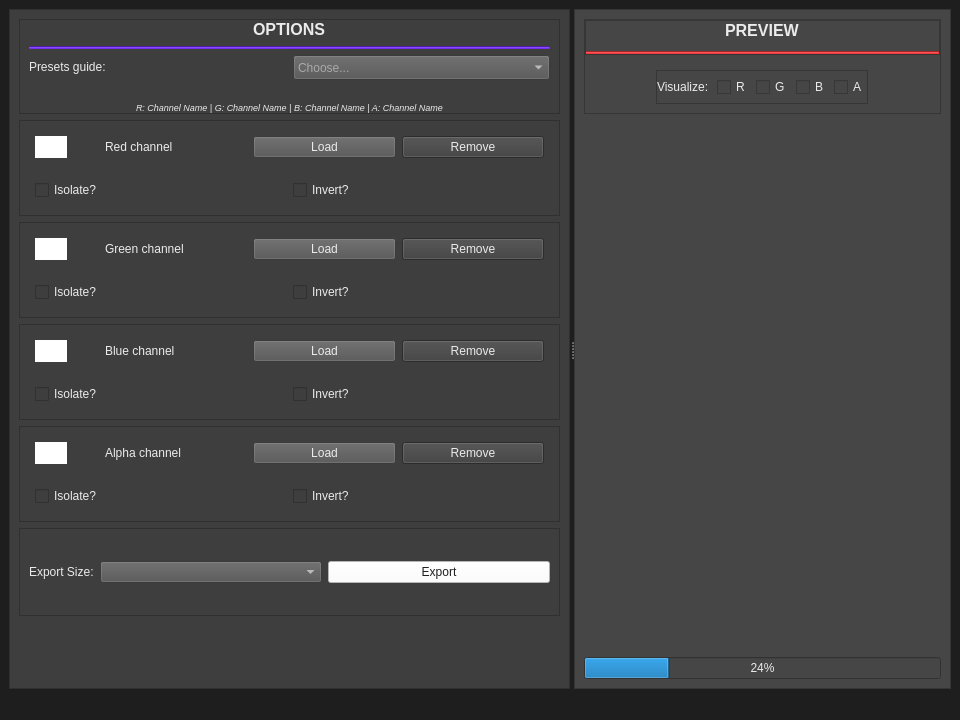
Old version of the form mainwindow.ui in the repository Paniagua96/PaniCPacker.
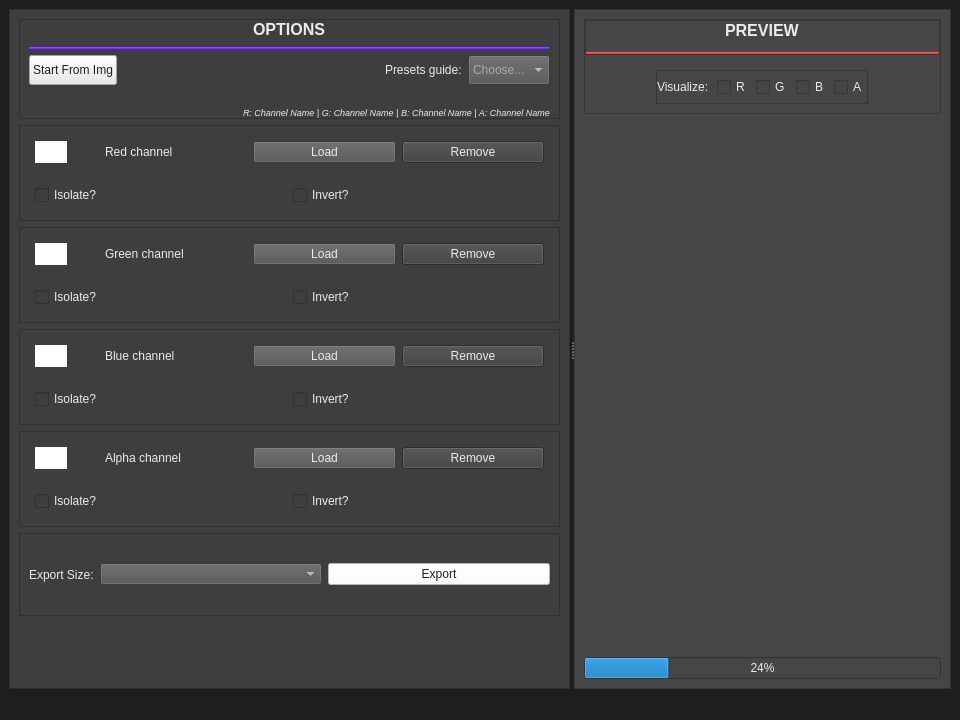
New version of the form. Icons and pictures are not drawn.

Commit message: Fix - Alpha channel after start from image

What changed in the file:
```diff
--- a/mainwindow.ui
+++ b/mainwindow.ui
@@ -191,6 +191,42 @@
                 <property name="bottomMargin">
                  <number>15</number>
                 </property>
+                <item alignment="Qt::AlignmentFlag::AlignVCenter">
+                 <widget class="QPushButton" name="btn_StartFromImg">
+                  <property name="sizePolicy">
+                   <sizepolicy hsizetype="Preferred" vsizetype="Preferred">
+                    <horstretch>0</horstretch>
+                    <verstretch>0</verstretch>
+                   </sizepolicy>
+                  </property>
+                  <property name="minimumSize">
+                   <size>
+                    <width>0</width>
+                    <height>30</height>
+                   </size>
+                  </property>
+                  <property name="styleSheet">
+                   <string notr="true">background-color:rgb(232, 232, 232);
+color: rgb(30, 30, 30);</string>
+                  </property>
+                  <property name="text">
+                   <string>Start From Img</string>
+                  </property>
+                 </widget>
+                </item>
+                <item>
+                 <spacer name="horizontalSpacer_5">
+                  <property name="orientation">
+                   <enum>Qt::Orientation::Horizontal</enum>
+                  </property>
+                  <property name="sizeHint" stdset="0">
+                   <size>
+                    <width>40</width>
+                    <height>20</height>
+                   </size>
+                  </property>
+                 </spacer>
+                </item>
                 <item alignment="Qt::AlignmentFlag::AlignLeft|Qt::AlignmentFlag::AlignVCenter">
                  <widget class="QLabel" name="lbl_Presets">
                   <property name="sizePolicy">
@@ -249,7 +285,7 @@
                </layout>
               </widget>
              </item>
-             <item alignment="Qt::AlignmentFlag::AlignHCenter">
+             <item alignment="Qt::AlignmentFlag::AlignRight">
               <widget class="QLabel" name="lbl_PresetDescription">
                <property name="font">
                 <font>
```
Left out of the diff: 8 changed lines with no effect on the pictures. The commit also changes 4 other files.
